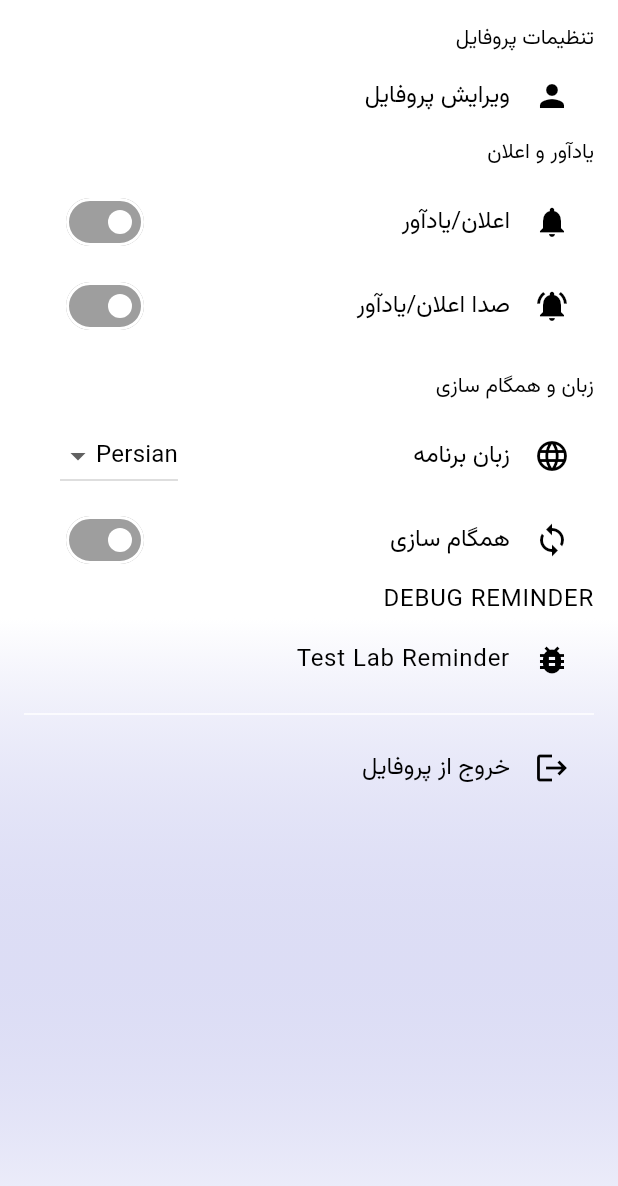
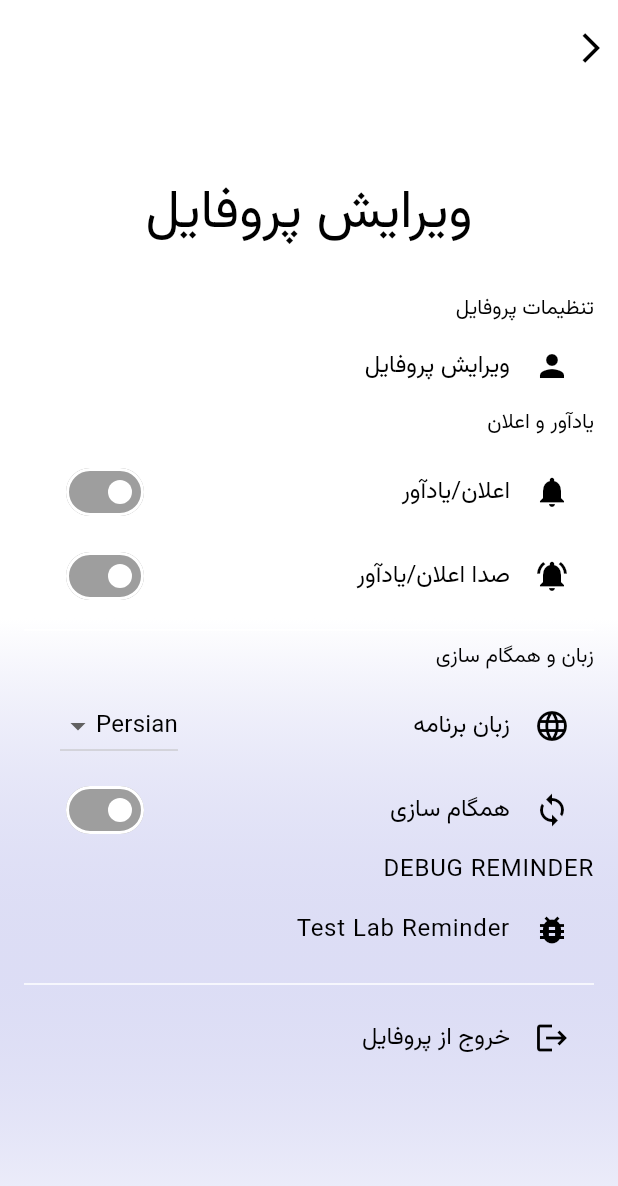
Before and after one commit to nerveinvader/Project_HealthTracker, a Flutter app: the SettingScreen screen opened directly, on a phone screen of 412 x 824 dp. Shown: the top 1186 px of the screen. Run offline on Flutter 3.47's test engine with Material 3 defaults, Android fonts, the phone set to English and light mode, and no system bars; our stand-ins replace dio, drift, fl_chart, flutter_dotenv, flutter_local_notifications, flutter_timezone and 2 more; missing offline and left inert: persian_datetime_picker; accounts and stored records are empty; generated files the repository leaves out were written again; statements that could not run were skipped.

Commit message:
Update setting_screen.dart

```diff
--- a/flutter_health_tracker_00/lib/ui/screens/setting_screen.dart
+++ b/flutter_health_tracker_00/lib/ui/screens/setting_screen.dart
@@ -109,14 +109,7 @@ class _SettingScreenState extends State<SettingScreen> {
         body: Center(child: CircularProgressIndicator(),),
       );
     }
-    return Scaffold(
-      body: Stack(
-        children: [
-          Positioned.fill(
-            child: CustomPaint(painter: GradientBackground(context),),
-          ),
-          SafeArea(
-            child: ListView(
+    var listView = ListView(
               padding: const EdgeInsets.all(16),
               children: [
                 Text(
@@ -276,6 +269,38 @@ class _SettingScreenState extends State<SettingScreen> {
                   }
                 ),
               ],
+            );
+    return Scaffold(
+      body: Stack(
+        children: [
+          Positioned.fill(
+            child: CustomPaint(painter: GradientBackground(context),),
+          ),
+          SafeArea(
+            child: Column(
+              children: [
+                // Headroom with Back button
+                Padding(
+                  padding: const EdgeInsets.only(left: 8, top: 8),
+                  child: Align(
+                    alignment: Alignment.centerRight,
+                    child: IconButton(
+                      icon: const Icon(Icons.arrow_back_ios), // Change this for consistency
+                      tooltip: '', // Make tooltip in ARB files
+                      onPressed: () => Navigator.pop(context),
+                    ),
+                  ),
+                ),
+                const SizedBox(height: 64.0),
+                Text(
+                  AppLocalizations.of(context)!.setEditProfile,
+                  style: Theme.of(context).textTheme.displaySmall,
+                ),
+                const SizedBox(height: 16),
+                Expanded(
+                  child: listView
+                ),
+              ],
             ),
           ),
         ],
```
